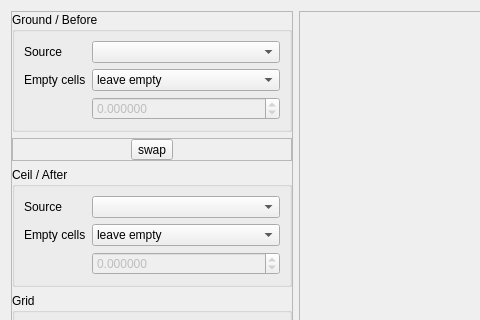
Old version of the form qCC/ui_templates/volumeCalcDlg.ui in the repository CloudCompare/CloudCompare; both pictures show x 0 to 480 and y 0 to 320 of the 1000 by 887 pixel window.
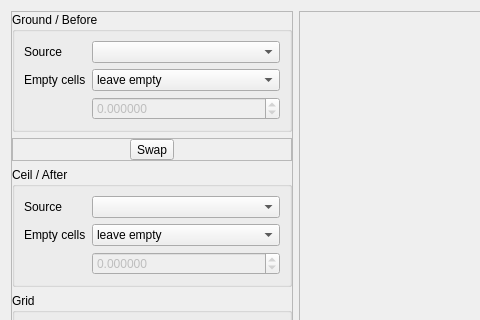
New version of the form. Icons and pictures are not drawn.

Commit message: Use the same String value

Patch:
```diff
--- a/qCC/ui_templates/volumeCalcDlg.ui
+++ b/qCC/ui_templates/volumeCalcDlg.ui
@@ -168,7 +168,7 @@
             <string>Swap</string>
            </property>
            <property name="text">
-            <string>swap</string>
+            <string>Swap</string>
            </property>
            <property name="icon">
             <iconset resource="../icons.qrc">
```
